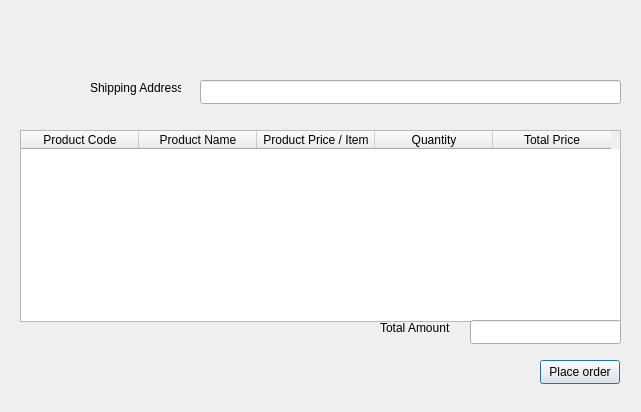
The window that OrderScreen.ui (Usman-Rizwan04/Ecommerce-store-cpp) describes before a commit, drawn with Qt 5.
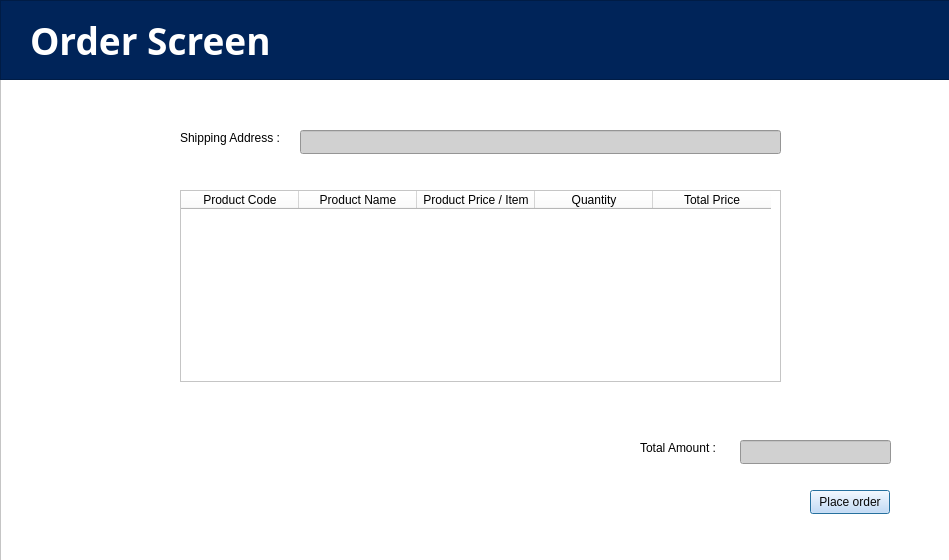
The same window after the commit.

```diff
--- a/OrderScreen.ui
+++ b/OrderScreen.ui
@@ -6,35 +6,93 @@
    <rect>
     <x>0</x>
     <y>0</y>
-    <width>641</width>
-    <height>412</height>
+    <width>949</width>
+    <height>560</height>
    </rect>
   </property>
   <property name="windowTitle">
    <string>Dialog</string>
   </property>
-  <widget class="QLabel" name="label">
+  <widget class="QFrame" name="frame">
    <property name="geometry">
     <rect>
-     <x>90</x>
-     <y>80</y>
+     <x>0</x>
+     <y>0</y>
+     <width>951</width>
+     <height>561</height>
+    </rect>
+   </property>
+   <property name="styleSheet">
+    <string notr="true">background-color: rgb(255, 255, 255);</string>
+   </property>
+   <property name="frameShape">
+    <enum>QFrame::Shape::StyledPanel</enum>
+   </property>
+   <property name="frameShadow">
+    <enum>QFrame::Shadow::Raised</enum>
+   </property>
+   <widget class="QPushButton" name="checkoutButton">
+    <property name="geometry">
+     <rect>
+      <x>810</x>
+      <y>490</y>
+      <width>80</width>
+      <height>24</height>
+     </rect>
+    </property>
+    <property name="styleSheet">
+     <string notr="true">color: rgb(8, 8, 8);
+background-color: rgb(200, 223, 255);</string>
+    </property>
+    <property name="text">
+     <string>Place order</string>
+    </property>
+   </widget>
+   <widget class="QLineEdit" name="totalAmountInput">
+    <property name="geometry">
+     <rect>
+      <x>740</x>
+      <y>440</y>
+      <width>151</width>
+      <height>24</height>
+     </rect>
+    </property>
+    <property name="styleSheet">
+     <string notr="true">color: rgb(0, 0, 0);
+background-color: rgb(209, 209, 209);</string>
+    </property>
+    <property name="readOnly">
+     <bool>true</bool>
+    </property>
+   </widget>
+   <widget class="QLabel" name="label_2">
+    <property name="geometry">
+     <rect>
+      <x>640</x>
+      <y>440</y>
      <width>91</width>
      <height>16</height>
     </rect>
    </property>
+    <property name="styleSheet">
+     <string notr="true">color: rgb(0, 0, 0);</string>
+    </property>
    <property name="text">
-    <string>Shipping Address</string>
+     <string>Total Amount : </string>
    </property>
   </widget>
   <widget class="QTableWidget" name="orderTable">
    <property name="geometry">
     <rect>
-     <x>20</x>
-     <y>130</y>
+      <x>180</x>
+      <y>190</y>
      <width>601</width>
      <height>192</height>
     </rect>
    </property>
+    <property name="styleSheet">
+     <string notr="true">color: rgb(0, 0, 0);</string>
+    </property>
    <attribute name="horizontalHeaderDefaultSectionSize">
     <number>118</number>
    </attribute>
@@ -64,54 +122,78 @@
     </property>
    </column>
   </widget>
-  <widget class="QLineEdit" name="totalAmountInput">
-   <property name="geometry">
-    <rect>
-     <x>470</x>
-     <y>320</y>
-     <width>151</width>
-     <height>24</height>
-    </rect>
-   </property>
-   <property name="readOnly">
-    <bool>true</bool>
-   </property>
-  </widget>
-  <widget class="QLabel" name="label_2">
-   <property name="geometry">
-    <rect>
-     <x>380</x>
-     <y>320</y>
-     <width>91</width>
-     <height>16</height>
-    </rect>
-   </property>
-   <property name="text">
-    <string>Total Amount</string>
-   </property>
-  </widget>
-  <widget class="QPushButton" name="checkoutButton">
-   <property name="geometry">
-    <rect>
-     <x>540</x>
-     <y>360</y>
-     <width>80</width>
-     <height>24</height>
-    </rect>
-   </property>
-   <property name="text">
-    <string>Place order</string>
-   </property>
-  </widget>
   <widget class="QLineEdit" name="addressInput">
    <property name="geometry">
     <rect>
-     <x>200</x>
-     <y>80</y>
-     <width>421</width>
+      <x>300</x>
+      <y>130</y>
+      <width>481</width>
      <height>24</height>
     </rect>
    </property>
+    <property name="styleSheet">
+     <string notr="true">color: rgb(0, 0, 0);
+background-color: rgb(209, 209, 209);</string>
+    </property>
+   </widget>
+   <widget class="QLabel" name="label">
+    <property name="geometry">
+     <rect>
+      <x>180</x>
+      <y>130</y>
+      <width>111</width>
+      <height>16</height>
+     </rect>
+    </property>
+    <property name="styleSheet">
+     <string notr="true">color: rgb(0, 0, 0);</string>
+    </property>
+    <property name="text">
+     <string>Shipping Address : </string>
+    </property>
+   </widget>
+   <widget class="QFrame" name="frame_2">
+    <property name="geometry">
+     <rect>
+      <x>0</x>
+      <y>0</y>
+      <width>951</width>
+      <height>80</height>
+     </rect>
+    </property>
+    <property name="styleSheet">
+     <string notr="true">background-color: rgb(0, 36, 89);</string>
+    </property>
+    <property name="frameShape">
+     <enum>QFrame::Shape::StyledPanel</enum>
+    </property>
+    <property name="frameShadow">
+     <enum>QFrame::Shadow::Raised</enum>
+    </property>
+    <widget class="QLabel" name="label_3">
+     <property name="geometry">
+      <rect>
+       <x>30</x>
+       <y>20</y>
+       <width>261</width>
+       <height>41</height>
+      </rect>
+     </property>
+     <property name="font">
+      <font>
+       <family>Rockwell</family>
+       <pointsize>28</pointsize>
+       <bold>true</bold>
+      </font>
+     </property>
+     <property name="styleSheet">
+      <string notr="true">color: rgb(255, 255, 255);</string>
+     </property>
+     <property name="text">
+      <string>Order Screen</string>
+     </property>
+    </widget>
+   </widget>
   </widget>
  </widget>
  <resources/>
```
Lines whose indentation alone changed are shown as unchanged.
